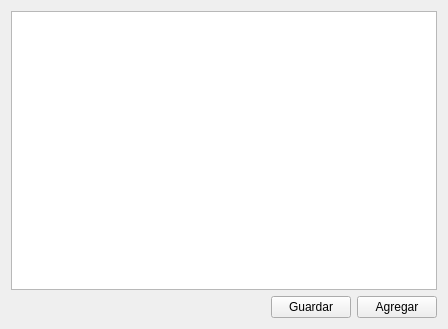
First picture: the form in principal.ui, repository Sgavilanes19/P61-Qt-QWidgetTable, before the edit.
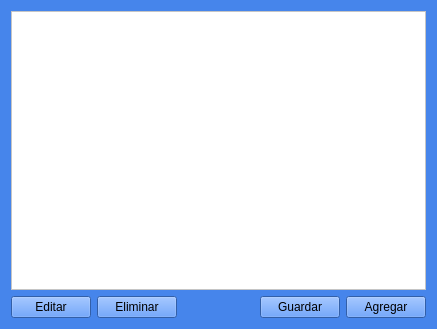
Second picture: the form after the edit. Icons and pictures are not drawn.

The edit to the form file:
```diff
--- a/principal.ui
+++ b/principal.ui
@@ -6,7 +6,7 @@
    <rect>
     <x>0</x>
     <y>0</y>
-    <width>448</width>
+    <width>437</width>
     <height>329</height>
    </rect>
   </property>
@@ -17,12 +17,42 @@
    <iconset resource="Recursos.qrc">
     <normaloff>:/Recursos/icono.png</normaloff>:/Recursos/icono.png</iconset>
   </property>
+  <property name="styleSheet">
+   <string notr="true">
+background-color: rgb(70, 133, 235);</string>
+  </property>
   <layout class="QVBoxLayout" name="verticalLayout">
    <item>
-    <widget class="QTableWidget" name="tblLista"/>
+    <widget class="QTableWidget" name="tblLista">
+     <property name="styleSheet">
+      <string notr="true">background-color: rgb(255, 255, 255);</string>
+     </property>
+    </widget>
    </item>
    <item>
     <layout class="QHBoxLayout" name="horizontalLayout">
+     <item>
+      <widget class="QPushButton" name="btnEditar">
+       <property name="text">
+        <string>Editar</string>
+       </property>
+       <property name="icon">
+        <iconset resource="Recursos.qrc">
+         <normaloff>:/Recursos/editar.png</normaloff>:/Recursos/editar.png</iconset>
+       </property>
+      </widget>
+     </item>
+     <item>
+      <widget class="QPushButton" name="btnEliminar">
+       <property name="text">
+        <string>Eliminar</string>
+       </property>
+       <property name="icon">
+        <iconset resource="Recursos.qrc">
+         <normaloff>:/Recursos/eliminar.png</normaloff>:/Recursos/eliminar.png</iconset>
+       </property>
+      </widget>
+     </item>
      <item>
       <spacer name="horizontalSpacer">
        <property name="orientation">
```
Left out of the diff: 8 changed lines with no effect on the pictures.
